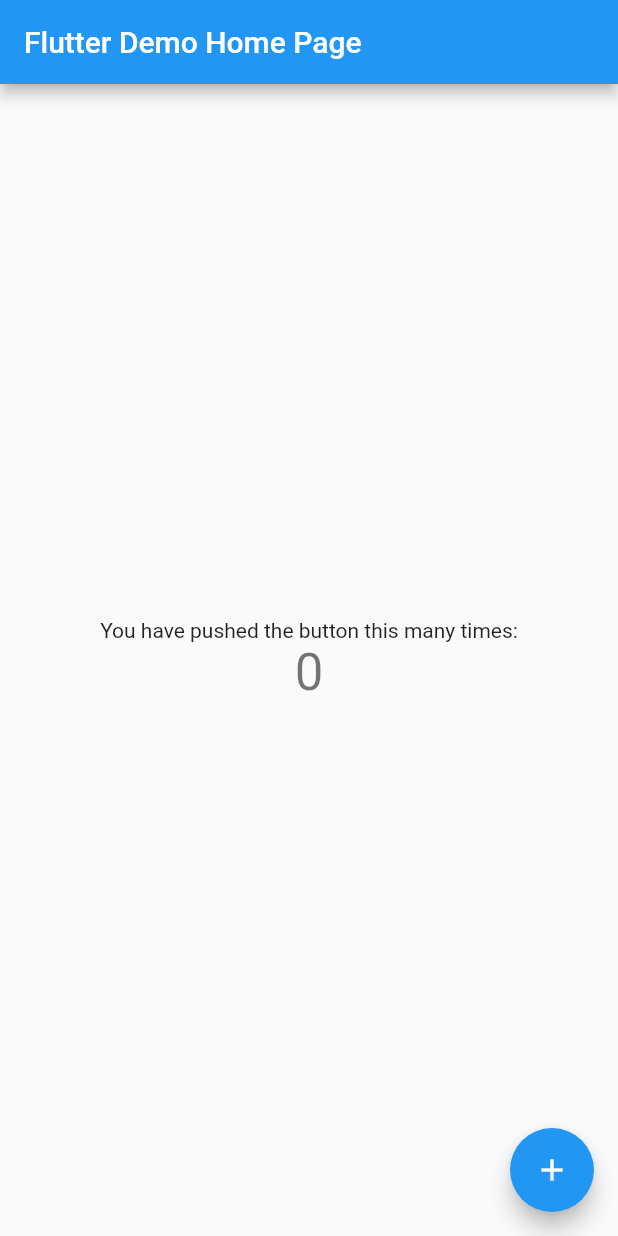
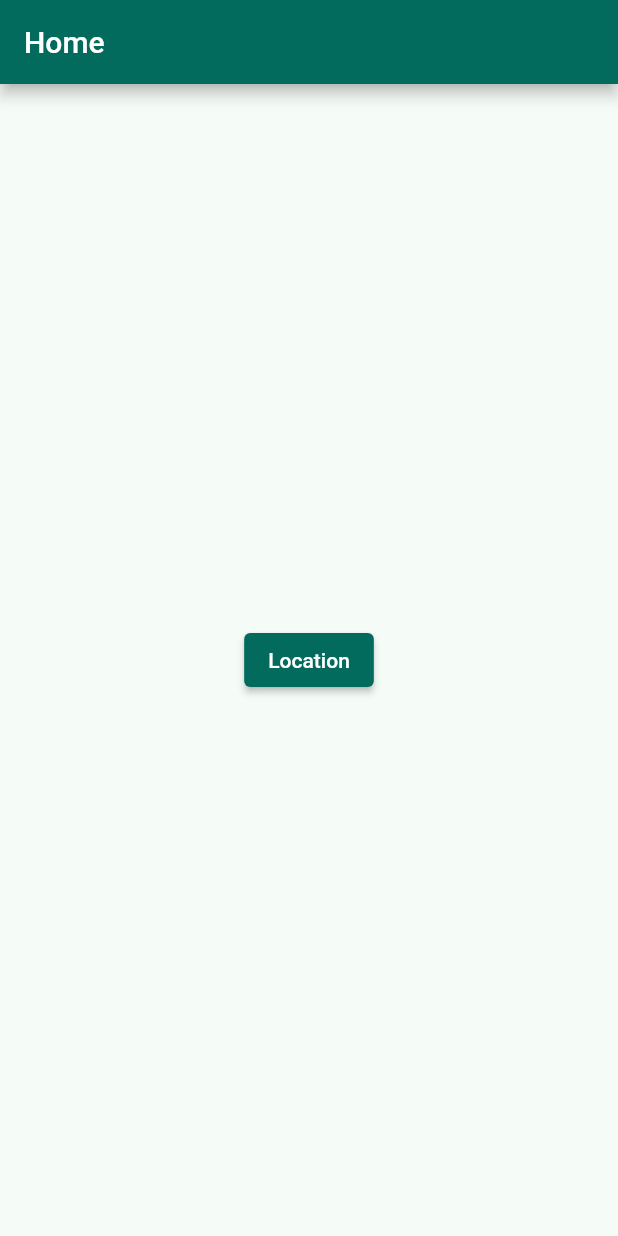
Before and after one commit to thatnick/aid-parcel, a Flutter app: the screen it shows after launch, on a phone screen of 412 x 824 dp. Run offline on Flutter 3.47's test engine with Material 2 defaults, Android fonts, the phone set to English and light mode, and no system bars.

Commit message:
Adds placeholder screens and basic theme

```diff
--- /dev/null
+++ b/lib/config/app_router.dart
@@ -0,0 +1,50 @@
+import 'package:flutter/foundation.dart';
+import 'package:flutter/material.dart';
+
+import '../screens/basket_screen.dart';
+import '../screens/checkout_screen.dart';
+import '../screens/filter_screen.dart';
+import '../screens/home_screen.dart';
+import '../screens/location_screen.dart';
+import '../screens/beneficiary_details_screen.dart';
+import '../screens/beneficiary_listing_screen.dart';
+
+class AppRouter {
+  static Route onGenerateRoute(RouteSettings settings) {
+    if (kDebugMode) {
+      print('The route is ${settings.name}');
+    }
+
+    switch (settings.name) {
+      case HomeScreen.routeName:
+        return HomeScreen.route();
+      case BasketScreen.routeName:
+        return BasketScreen.route();
+      case LocationScreen.routeName:
+        return LocationScreen.route();
+      case CheckoutScreen.routeName:
+        return CheckoutScreen.route();
+      case FilterScreen.routeName:
+        return FilterScreen.route();
+      case BeneficiaryDetailsScreen.routeName:
+        return BeneficiaryDetailsScreen.route();
+      case BeneficiaryListingScreen.routeName:
+        return BeneficiaryListingScreen.route();
+      default:
+        return _errorRoute();
+    }
+  }
+
+  static Route _errorRoute() {
+    return MaterialPageRoute(
+      builder: (_) => Scaffold(
+        appBar: AppBar(
+          title: const Text('Error'),
+        ),
+      ),
+      settings: const RouteSettings(
+        name: '/error',
+      ),
+    );
+  }
+}
--- /dev/null
+++ b/lib/config/theme.dart
@@ -0,0 +1,7 @@
+import 'package:flutter/material.dart';
+
+ThemeData theme() {
+  return ThemeData(
+    colorSchemeSeed: const Color(0xFF057465),
+  );
+}
--- a/lib/main.dart
+++ b/lib/main.dart
@@ -1,4 +1,8 @@
 import 'package:flutter/material.dart';
+
+import 'config/app_router.dart';
+import 'config/theme.dart';
+import 'screens/home_screen.dart';
 
 void main() {
   runApp(const MyApp());
@@ -12,104 +16,9 @@
   Widget build(BuildContext context) {
     return MaterialApp(
       title: 'Flutter Demo',
-      theme: ThemeData(
-        // This is the theme of your application.
-        //
-        // Try running your application with "flutter run". You'll see the
-        // application has a blue toolbar. Then, without quitting the app, try
-        // changing the primarySwatch below to Colors.green and then invoke
-        // "hot reload" (press "r" in the console where you ran "flutter run",
-        // or simply save your changes to "hot reload" in a Flutter IDE).
-        // Notice that the counter didn't reset back to zero; the application
-        // is not restarted.
-        primarySwatch: Colors.blue,
-      ),
-      home: const MyHomePage(title: 'Flutter Demo Home Page'),
+      theme: theme(),
+      onGenerateRoute: AppRouter.onGenerateRoute,
+      initialRoute: HomeScreen.routeName,
     );
   }
 }
-
-class MyHomePage extends StatefulWidget {
-  const MyHomePage({super.key, required this.title});
-
-  // This widget is the home page of your application. It is stateful, meaning
-  // that it has a State object (defined below) that contains fields that affect
-  // how it looks.
-
-  // This class is the configuration for the state. It holds the values (in this
-  // case the title) provided by the parent (in this case the App widget) and
-  // used by the build method of the State. Fields in a Widget subclass are
-  // always marked "final".
-
-  final String title;
-
-  @override
-  State<MyHomePage> createState() => _MyHomePageState();
-}
-
-class _MyHomePageState extends State<MyHomePage> {
-  int _counter = 0;
-
-  void _incrementCounter() {
-    setState(() {
-      // This call to setState tells the Flutter framework that something has
-      // changed in this State, which causes it to rerun the build method below
-      // so that the display can reflect the updated values. If we changed
-      // _counter without calling setState(), then the build method would not be
-      // called again, and so nothing would appear to happen.
-      _counter++;
-    });
-  }
-
-  @override
-  Widget build(BuildContext context) {
-    // This method is rerun every time setState is called, for instance as done
-    // by the _incrementCounter method above.
-    //
-    // The Flutter framework has been optimized to make rerunning build methods
-    // fast, so that you can just rebuild anything that needs updating rather
-    // than having to individually change instances of widgets.
-    return Scaffold(
-      appBar: AppBar(
-        // Here we take the value from the MyHomePage object that was created by
-        // the App.build method, and use it to set our appbar title.
-        title: Text(widget.title),
-      ),
-      body: Center(
-        // Center is a layout widget. It takes a single child and positions it
-        // in the middle of the parent.
-        child: Column(
-          // Column is also a layout widget. It takes a list of children and
-          // arranges them vertically. By default, it sizes itself to fit its
-          // children horizontally, and tries to be as tall as its parent.
-          //
-          // Invoke "debug painting" (press "p" in the console, choose the
-          // "Toggle Debug Paint" action from the Flutter Inspector in Android
-          // Studio, or the "Toggle Debug Paint" command in Visual Studio Code)
-          // to see the wireframe for each widget.
-          //
-          // Column has various properties to control how it sizes itself and
-          // how it positions its children. Here we use mainAxisAlignment to
-          // center the children vertically; the main axis here is the vertical
-          // axis because Columns are vertical (the cross axis would be
-          // horizontal).
-          mainAxisAlignment: MainAxisAlignment.center,
-          children: <Widget>[
-            const Text(
-              'You have pushed the button this many times:',
-            ),
-            Text(
-              '$_counter',
-              style: Theme.of(context).textTheme.headline4,
-            ),
-          ],
-        ),
-      ),
-      floatingActionButton: FloatingActionButton(
-        onPressed: _incrementCounter,
-        tooltip: 'Increment',
-        child: const Icon(Icons.add),
-      ), // This trailing comma makes auto-formatting nicer for build methods.
-    );
-  }
-}
--- /dev/null
+++ b/lib/screens/home_screen.dart
@@ -0,0 +1,31 @@
+import 'package:flutter/material.dart';
+
+class HomeScreen extends StatelessWidget {
+  static const String routeName = '/';
+
+  const HomeScreen({super.key});
+
+  static Route route() {
+    return MaterialPageRoute(
+      builder: (_) => const HomeScreen(),
+      settings: const RouteSettings(name: routeName),
+    );
+  }
+
+  @override
+  Widget build(BuildContext context) {
+    return Scaffold(
+      appBar: AppBar(
+        title: const Text('Home'),
+      ),
+      body: Center(
+        child: ElevatedButton(
+          onPressed: () {
+            Navigator.pushNamed(context, '/location');
+          },
+          child: const Text('Location'),
+        ),
+      ),
+    );
+  }
+}
```
Also changed, not shown: lib/screens/basket_screen.dart (added, +31 -0 lines), lib/screens/beneficiary_details_screen.dart (added, +31 -0 lines), lib/screens/beneficiary_listing_screen.dart (added, +31 -0 lines), lib/screens/checkout_screen.dart (added, +31 -0 lines), lib/screens/filter_screen.dart (added, +31 -0 lines), lib/screens/location_screen.dart (added, +31 -0 lines).
